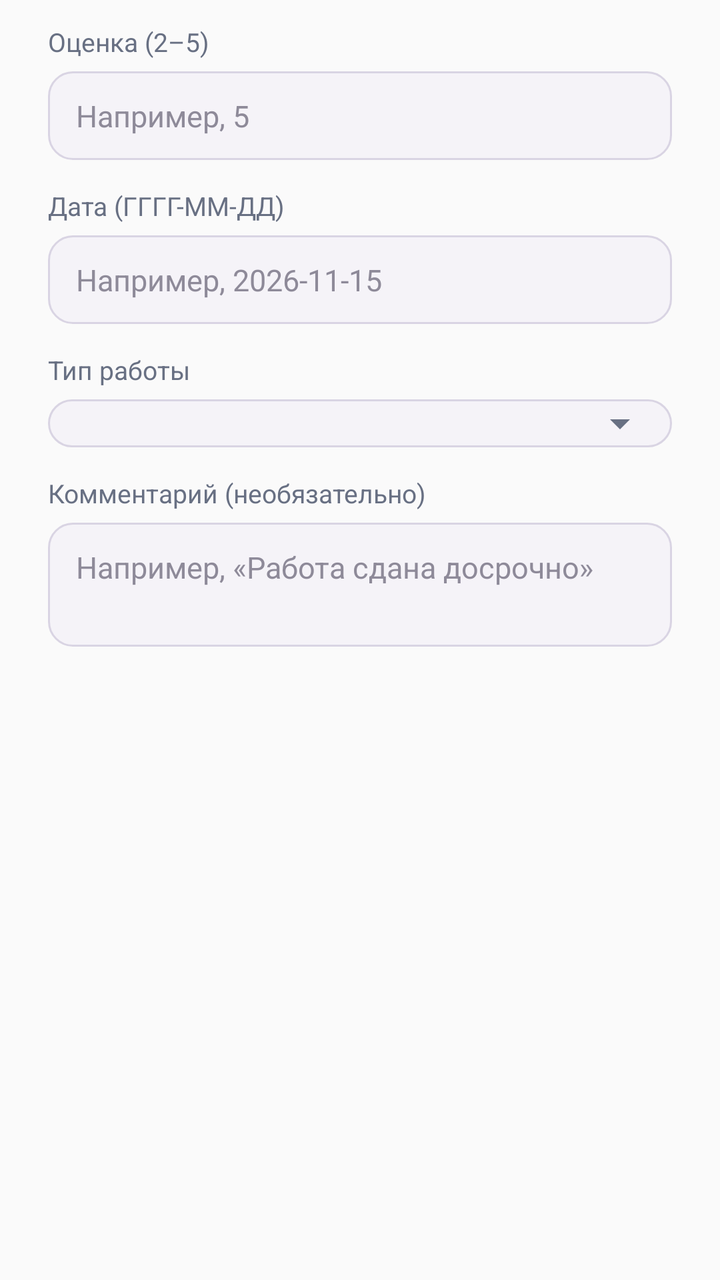
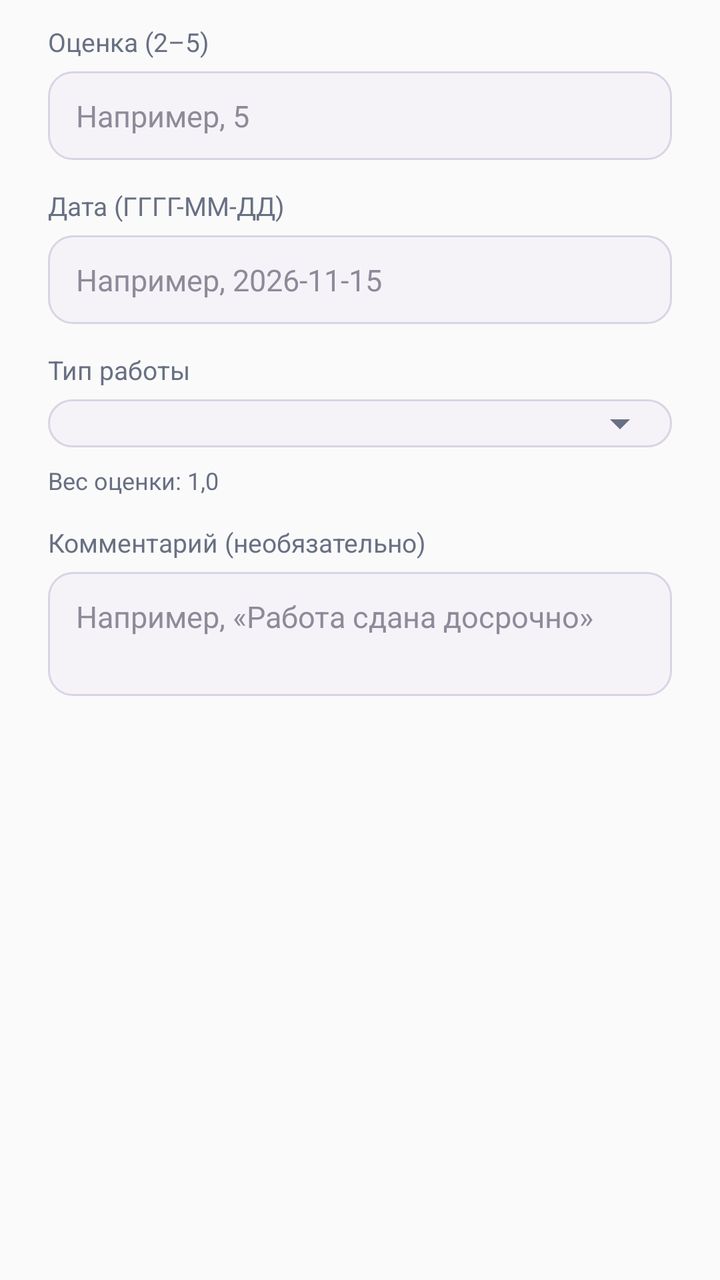

The first picture is an Android layout as it rendered before a commit; the second is the same layout after the commit. The layout source and the unified diff follow.
<!-- AndroidManifest.xml: application theme Theme.Studentkab -->
<!-- res/layout/dialog_grade.xml -->
<?xml version="1.0" encoding="utf-8"?>
<ScrollView xmlns:android="http://schemas.android.com/apk/res/android"
    android:layout_width="match_parent"
    android:layout_height="wrap_content"
    android:paddingStart="24dp"
    android:paddingEnd="24dp"
    android:paddingTop="12dp"
    android:paddingBottom="12dp"
    android:fillViewport="true">

    <LinearLayout
        android:layout_width="match_parent"
        android:layout_height="wrap_content"
        android:orientation="vertical">

        
        <TextView
            android:layout_width="wrap_content"
            android:layout_height="wrap_content"
            android:text="Оценка (2–5)"
            android:textColor="@color/text_secondary"
            android:textSize="13sp"
            android:layout_marginBottom="6dp" />

        <EditText
            android:id="@+id/inputGradeValue"
            android:layout_width="match_parent"
            android:layout_height="wrap_content"
            android:hint="Например, 5"
            android:textColorHint="@color/hint_text"
            android:textColor="@color/text_primary"
            android:textSize="15sp"
            android:inputType="number"
            android:maxLength="1"
            android:paddingStart="14dp"
            android:paddingEnd="14dp"
            android:paddingTop="12dp"
            android:paddingBottom="12dp"
            android:background="@drawable/field_input_bg"
            android:layout_marginBottom="14dp" />

        
        <TextView
            android:layout_width="wrap_content"
            android:layout_height="wrap_content"
            android:text="Дата (ГГГГ-ММ-ДД)"
            android:textColor="@color/text_secondary"
            android:textSize="13sp"
            android:layout_marginBottom="6dp" />

        <EditText
            android:id="@+id/inputGradeDate"
            android:layout_width="match_parent"
            android:layout_height="wrap_content"
            android:hint="Например, 2026-11-15"
            android:textColorHint="@color/hint_text"
            android:textColor="@color/text_primary"
            android:textSize="15sp"
            android:inputType="date"
            android:paddingStart="14dp"
            android:paddingEnd="14dp"
            android:paddingTop="12dp"
            android:paddingBottom="12dp"
            android:background="@drawable/field_input_bg"
            android:layout_marginBottom="14dp" />

        
        <TextView
            android:layout_width="wrap_content"
            android:layout_height="wrap_content"
            android:text="Тип работы"
            android:textColor="@color/text_secondary"
            android:textSize="13sp"
            android:layout_marginBottom="6dp" />

        <Spinner
            android:id="@+id/inputWorkType"
            android:layout_width="match_parent"
            android:layout_height="wrap_content"
            android:background="@drawable/bg_spinner_field"
            android:paddingStart="14dp"
            android:paddingEnd="40dp"
            android:paddingTop="12dp"
            android:paddingBottom="12dp"
            android:popupBackground="@drawable/popup_spinner_bg"
            android:spinnerMode="dropdown"
            android:layout_marginBottom="14dp" />

        
        <TextView
            android:layout_width="wrap_content"
            android:layout_height="wrap_content"
            android:text="Комментарий (необязательно)"
            android:textColor="@color/text_secondary"
            android:textSize="13sp"
            android:layout_marginBottom="6dp" />

        <EditText
            android:id="@+id/inputGradeComment"
            android:layout_width="match_parent"
            android:layout_height="wrap_content"
            android:hint="Например, «Работа сдана досрочно»"
            android:textColorHint="@color/hint_text"
            android:textColor="@color/text_primary"
            android:textSize="15sp"
            android:inputType="textMultiLine|textCapSentences"
            android:minLines="2"
            android:gravity="top|start"
            android:paddingStart="14dp"
            android:paddingEnd="14dp"
            android:paddingTop="12dp"
            android:paddingBottom="12dp"
            android:background="@drawable/field_input_bg" />
    </LinearLayout>
</ScrollView>
<!-- resources referenced by this layout -->
<resources>
  <color name="hint_text">#8E8A99</color>
  <color name="text_primary">#202431</color>
  <color name="text_secondary">#687083</color>
  <!-- drawable bg_spinner_field (drawable) -->
  <?xml version="1.0" encoding="utf-8"?>
  <layer-list xmlns:android="http://schemas.android.com/apk/res/android">
      
      <item android:drawable="@drawable/field_input_bg" />
  
      
      <item
          android:drawable="@drawable/ic_arrow_drop_down"
          android:gravity="end|center_vertical"
          android:right="14dp" />
  </layer-list>
  <!-- drawable field_input_bg (drawable) -->
  <?xml version="1.0" encoding="utf-8"?>
  <selector xmlns:android="http://schemas.android.com/apk/res/android">
      <item android:state_focused="true">
          <shape android:shape="rectangle">
              <solid android:color="@color/field_surface_focused" />
              <stroke android:width="2dp" android:color="@color/field_stroke_focused" />
              <corners android:radius="12dp" />
          </shape>
      </item>
      <item>
          <shape android:shape="rectangle">
              <solid android:color="@color/field_surface" />
              <stroke android:width="1dp" android:color="@color/field_stroke" />
              <corners android:radius="12dp" />
          </shape>
      </item>
  </selector>
  <!-- drawable popup_spinner_bg (drawable) -->
  <?xml version="1.0" encoding="utf-8"?>
  <shape xmlns:android="http://schemas.android.com/apk/res/android">
      <solid android:color="@color/card_surface" />
      <corners android:radius="12dp" />
      <stroke
          android:width="1dp"
          android:color="@color/card_stroke" />
      <padding
          android:top="6dp"
          android:bottom="6dp" />
  </shape>
  <style name="Theme.Studentkab" parent="android:Theme.Material.Light.NoActionBar">
          <item name="android:colorAccent">@color/action_add</item>
          <item name="android:alertDialogTheme">@style/Theme.Studentkab.Dialog</item>
      </style>
  <!-- drawable ic_arrow_drop_down (drawable) -->
  <?xml version="1.0" encoding="utf-8"?>
  <vector xmlns:android="http://schemas.android.com/apk/res/android"
      android:width="24dp"
      android:height="24dp"
      android:viewportWidth="24"
      android:viewportHeight="24">
      <path
          android:fillColor="@color/text_secondary"
          android:pathData="M7,10l5,5 5,-5z" />
  </vector>
  <color name="field_surface_focused">#FFFFFF</color>
  <color name="field_stroke_focused">#6650A4</color>
  <color name="field_surface">#F5F3F8</color>
  <color name="field_stroke">#D9D4E3</color>
  <color name="card_surface">#FFFFFFFF</color>
  <color name="card_stroke">#E2E5EC</color>
  <color name="action_add">#1565C0</color>
  <style name="Theme.Studentkab.Dialog" parent="android:Theme.Material.Light.Dialog.Alert">
          <item name="android:colorAccent">@color/action_add</item>
          <item name="android:windowBackground">@drawable/surface_dialog_bg</item>
          <item name="android:windowMinWidthMajor">90%</item>
          <item name="android:windowMinWidthMinor">90%</item>
          <item name="android:windowContentOverlay">@null</item>
      </style>
  <!-- drawable surface_dialog_bg (drawable) -->
  <?xml version="1.0" encoding="utf-8"?>
  <shape xmlns:android="http://schemas.android.com/apk/res/android"
      android:shape="rectangle">
      <solid android:color="@color/card_surface" />
      <corners android:radius="24dp" />
  </shape>
</resources>

<!-- the commit's change to res/layout/dialog_grade.xml (unified diff, before → after) -->
@@ -86,6 +86,16 @@
             android:spinnerMode="dropdown"
             android:layout_marginBottom="14dp" />
 
+        <TextView
+            android:id="@+id/workTypeWeightHint"
+            android:layout_width="match_parent"
+            android:layout_height="wrap_content"
+            android:layout_marginTop="-6dp"
+            android:layout_marginBottom="14dp"
+            android:text="Вес оценки: 1,0"
+            android:textColor="@color/text_secondary"
+            android:textSize="12sp" />
+
         
         <TextView
             android:layout_width="wrap_content"
